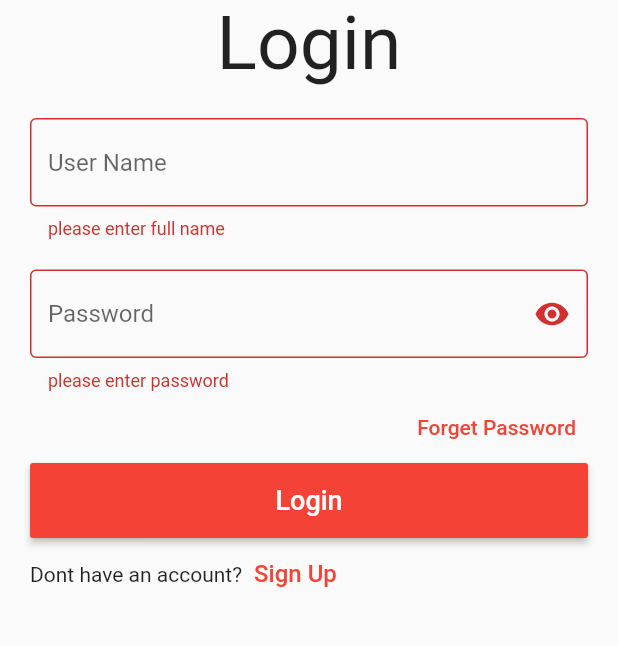
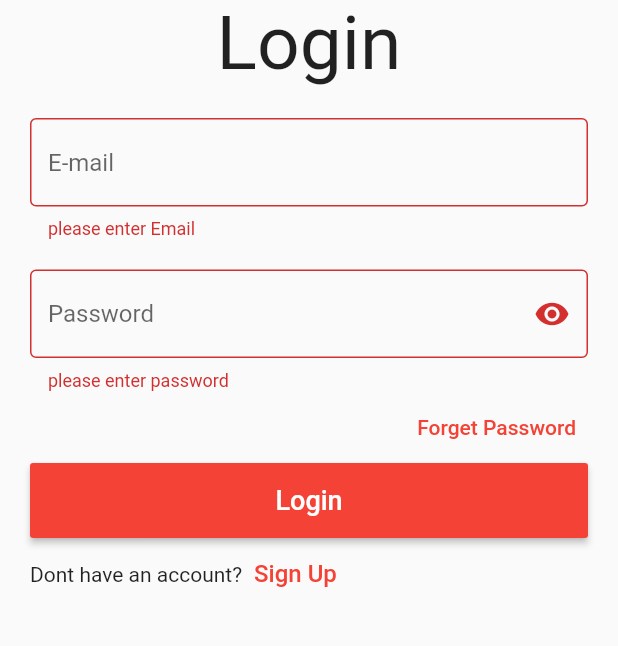
Before and after one commit to Awimer/MFB, a Flutter app: the LoginScreen screen opened by its route, after a tap on "Login", on a phone screen of 412 x 824 dp, the part 266-912 px from its top. Run offline on Flutter 3.47's test engine with Material 2 defaults, Android fonts, the phone set to English and light mode, and no system bars; our stand-ins replace firebase_auth, firebase_core, shared_preferences, smooth_page_indicator; accounts and stored records are empty.

Commit message:
create and sigh in with email and password

```diff
--- a/lib/login_screen.dart
+++ b/lib/login_screen.dart
@@ -1,6 +1,10 @@
+import 'package:firebase_auth/firebase_auth.dart';
 import 'package:flutter/cupertino.dart';
 import 'package:flutter/material.dart';
 import 'package:mfb/register_screen.dart';
+import 'package:mfb/validation_utils.dart';
+
+import 'dialoge_utils.dart';
 
 class LoginScreen extends StatefulWidget {
   static const String routeName = 'login';
@@ -13,6 +17,8 @@ class _LoginScreenState extends State<LoginScreen> {
   bool securedPassword = true;
 
   var formKey = GlobalKey<FormState>();
+  var emailController = TextEditingController();
+  var passwordController = TextEditingController();
 
   @override
   Widget build(BuildContext context) {
@@ -24,7 +30,8 @@ class _LoginScreenState extends State<LoginScreen> {
           color: Colors.black,
         ),
       ),
-      body: Center(
+      body: SingleChildScrollView(
+        child: Center(
           child: Padding(
             padding: const EdgeInsets.all(20.0),
             child: Form(
@@ -39,14 +46,18 @@ class _LoginScreenState extends State<LoginScreen> {
                   ),
                   SizedBox(height: 20.0,),
                   TextFormField(
+                    controller: emailController,
                     validator:(text){
                       if (text == null || text.trim().isEmpty){
-                      return 'please enter full name';
+                        return 'please enter Email';
+                      }
+                      if(!ValidationUtils.isValidEmail(text)){
+                        return 'please enter a valid Email';
                       }
                       return null;
                     },
                     decoration: InputDecoration(
-                    hintText: 'User Name',
+                      hintText: 'E-mail',
                       border: OutlineInputBorder(),
                     ),
 
@@ -54,6 +65,7 @@ class _LoginScreenState extends State<LoginScreen> {
                   SizedBox(height: 20.0,),
 
                   TextFormField(
+                    controller: passwordController,
                     validator:(text){
                       if (text == null || text.trim().isEmpty){
                         return 'please enter password';
@@ -125,12 +137,26 @@ class _LoginScreenState extends State<LoginScreen> {
             ),
           ),
         ),
+      ),
     );
   }
 
+  var authService = FirebaseAuth.instance;
   void createAccountClicked(){
     if(formKey.currentState?.validate()== false){
       return;
     }
+    showLoading(context, 'Loading...');
+    authService.signInWithEmailAndPassword(
+        email: emailController.text,
+        password: passwordController.text)
+        .then((userCredential) {
+      hideLoading(context);
+      showMessage(context,userCredential.user?.uid ?? '');
+    })
+        .onError((error, stackTrace) {
+      hideLoading(context);
+      showMessage(context, error.toString());
+    });
   }
 }
--- a/lib/main.dart
+++ b/lib/main.dart
@@ -5,12 +5,11 @@ import 'package:mfb/login_screen.dart';
 import 'package:mfb/register_screen.dart';
 
 import 'activity_screen.dart';
-import 'firebase_options.dart';
 import 'on_boarding_screen.dart';
 
 void main() async {
   WidgetsFlutterBinding.ensureInitialized();
-  await Firebase.initializeApp(options: DefaultFirebaseOptions.currentPlatform);
+  await Firebase.initializeApp();
   runApp(MyApp());
 }
 
```
Also changed, not shown: lib/register_screen.dart (+20 -0 lines), lib/firebase_options.dart (deleted), 1 other file. Lines whose indentation alone changed are shown as unchanged.
